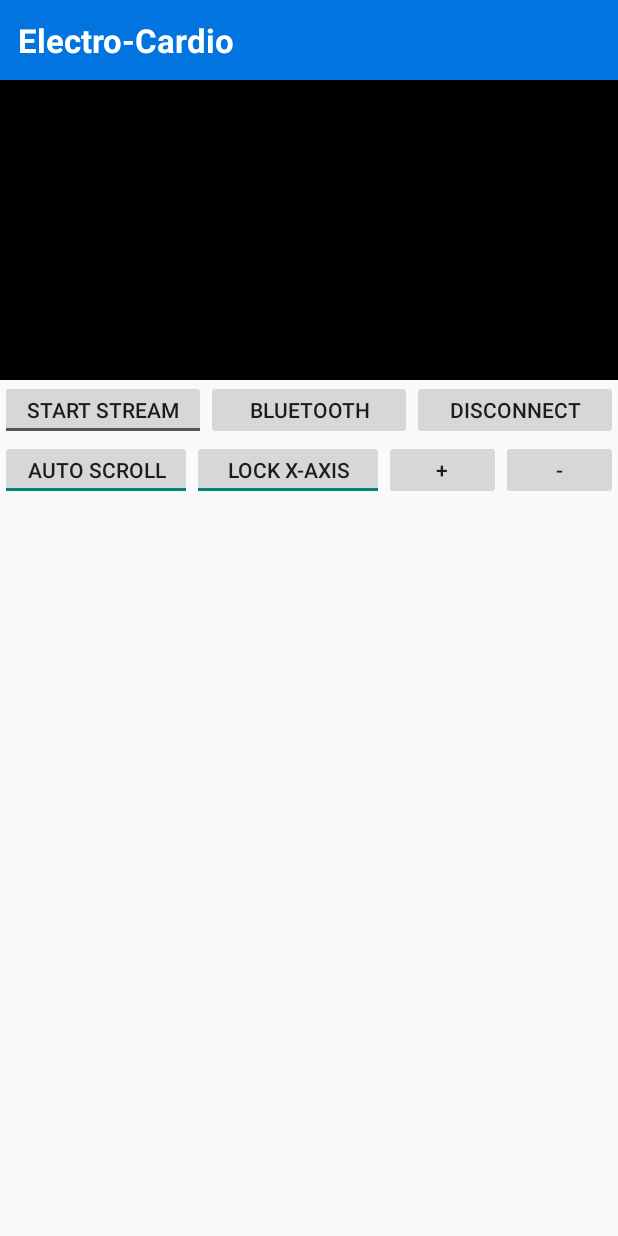
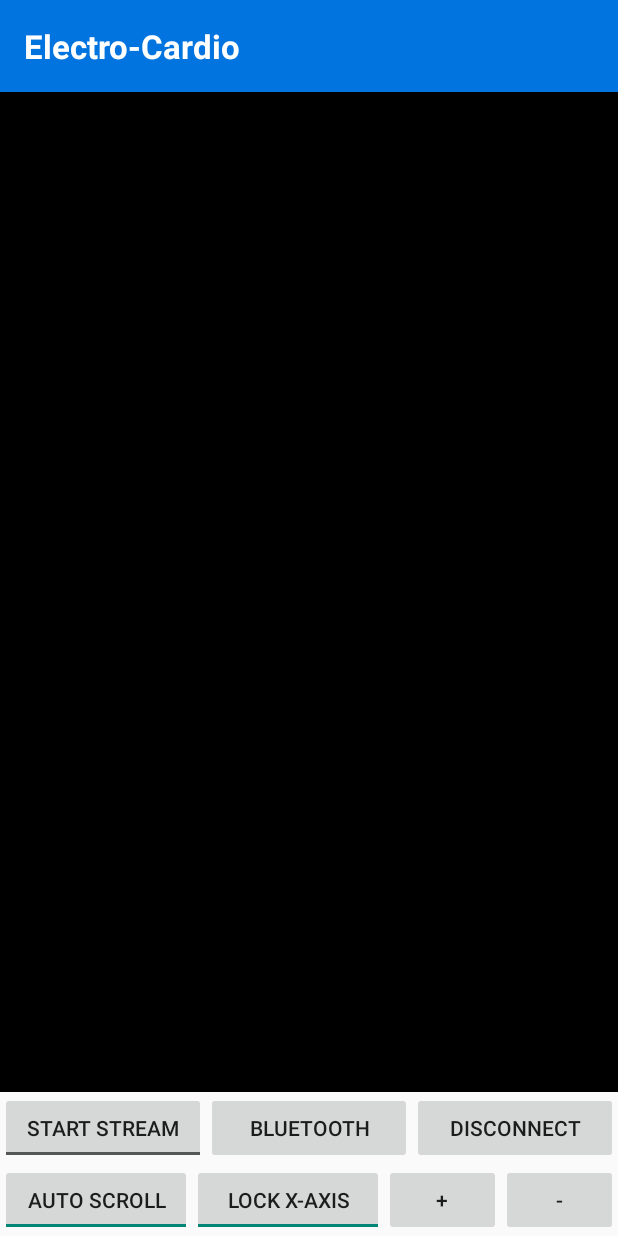
Before and after one commit to msun03/ElectroCardio2, an Android app: the screen it shows after launch (MainActivity), on a phone screen of 412 x 824 dp. Run offline under Robolectric (Android 15) with nearby library versions, the light colour scheme and no system bars; libraries missing offline, so code that uses them is left out: com.jjoe64.graphview; 11 statements that could not run were skipped.

Commit message:
Changed the layout for the main activity

```diff
--- a/ElectroCardio2/app/src/main/java/com/sun/michael/electrocardio2/MainActivity.java
+++ b/ElectroCardio2/app/src/main/java/com/sun/michael/electrocardio2/MainActivity.java
@@ -3,6 +3,7 @@ package com.sun.michael.electrocardio2;
 import android.app.Activity;
 import android.bluetooth.BluetoothSocket;
 import android.content.Intent;
+import android.content.pm.ActivityInfo;
 import android.graphics.Color;
 import android.os.Bundle;
 import android.os.Handler;
@@ -10,6 +11,7 @@ import android.os.Message;
 import android.util.Log;
 import android.view.View;
 import android.view.Window;
+import android.view.WindowManager;
 import android.widget.Button;
 import android.widget.LinearLayout;
 import android.widget.Toast;
@@ -106,7 +108,10 @@ public class MainActivity extends Activity implements View.OnClickListener{
     @Override
     protected void onCreate(Bundle savedInstanceState) {
         super.onCreate(savedInstanceState);
+        //this.setRequestedOrientation(ActivityInfo.SCREEN_ORIENTATION_LANDSCAPE);
         requestWindowFeature(Window.FEATURE_NO_TITLE);
+        this.getWindow().setFlags(WindowManager.LayoutParams.
+                FLAG_FULLSCREEN,WindowManager.LayoutParams.FLAG_FULLSCREEN);
         setContentView(R.layout.activity_main);
         initializeGraph();
         initializeButtons();
--- a/ElectroCardio2/app/src/main/res/layout/activity_main.xml
+++ b/ElectroCardio2/app/src/main/res/layout/activity_main.xml
@@ -18,57 +18,16 @@
         android:layout_width="fill_parent"
         android:layout_height="wrap_content"
 
-        android:paddingTop="12dp"
-        android:paddingLeft="12dp"
-        android:paddingRight="12dp"
-        android:paddingBottom="12dp" />
-
-    <LinearLayout
-        android:id="@+id/hrGraph"
-        android:layout_width="fill_parent"
-        android:layout_height="200dip"
-        android:layout_below="@id/electrocardio"
-        android:orientation="horizontal"/>
-
-    <LinearLayout
-        android:id="@+id/btButtons"
-
-        android:layout_width="fill_parent"
-        android:layout_height="40dp"
-        android:layout_below="@id/hrGraph"
-        android:orientation="horizontal">
-
-        <ToggleButton
-            android:id="@+id/streamToggle"
-            android:layout_width="fill_parent"
-            android:layout_height="wrap_content"
-            android:checked="false"
-            android:textOff="Start Stream"
-            android:textOn="Stop Stream"
-            android:layout_weight="1"/>
-
-        <Button
-            android:id="@+id/btConnect"
-            android:text="@string/btConnect"
-
-            android:layout_width="fill_parent"
-            android:layout_height="wrap_content"
-            android:layout_weight="1" />
-
-        <Button
-            android:id="@+id/btDisconnect"
-            android:text="@string/btDisconnect"
-
-            android:layout_width="fill_parent"
-            android:layout_height="wrap_content"
-            android:layout_weight="1" />
-    </LinearLayout>
+        android:paddingTop="16dp"
+        android:paddingLeft="16dp"
+        android:paddingRight="16dp"
+        android:paddingBottom="16dp" />
 
     <LinearLayout
         android:id="@+id/graphToggleButtons"
         android:layout_width="fill_parent"
-        android:layout_height="40dp"
-        android:layout_below="@id/btButtons"
+        android:layout_height="wrap_content"
+        android:layout_alignParentBottom="true"
         android:orientation="horizontal"
         android:weightSum="10">
 
@@ -108,5 +67,46 @@
 
     </LinearLayout>
 
+    <LinearLayout
+        android:id="@+id/btButtons"
+
+        android:layout_width="fill_parent"
+        android:layout_height="wrap_content"
+        android:layout_above="@id/graphToggleButtons"
+        android:orientation="horizontal">
+
+        <ToggleButton
+            android:id="@+id/streamToggle"
+            android:layout_width="fill_parent"
+            android:layout_height="wrap_content"
+            android:checked="false"
+            android:textOff="Start Stream"
+            android:textOn="Stop Stream"
+            android:layout_weight="1"/>
+
+        <Button
+            android:id="@+id/btConnect"
+            android:text="@string/btConnect"
+
+            android:layout_width="fill_parent"
+            android:layout_height="wrap_content"
+            android:layout_weight="1" />
+
+        <Button
+            android:id="@+id/btDisconnect"
+            android:text="@string/btDisconnect"
+
+            android:layout_width="fill_parent"
+            android:layout_height="wrap_content"
+            android:layout_weight="1" />
+    </LinearLayout>
+
+    <LinearLayout
+        android:id="@+id/hrGraph"
+        android:layout_width="fill_parent"
+        android:layout_height="wrap_content"
+        android:layout_below="@id/electrocardio"
+        android:layout_above="@id/btButtons"
+        android:orientation="horizontal"/>
 
 </RelativeLayout>
```
